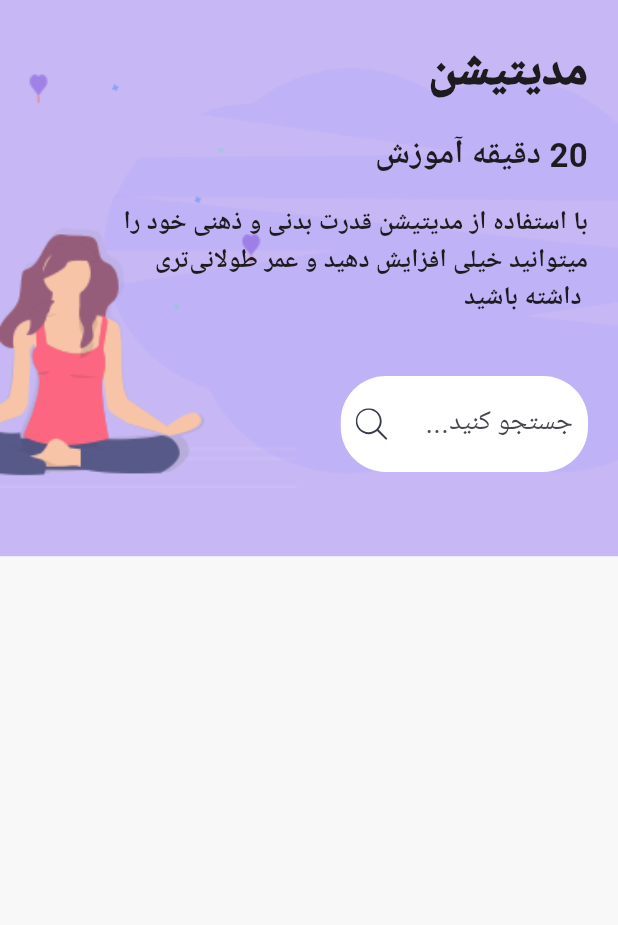
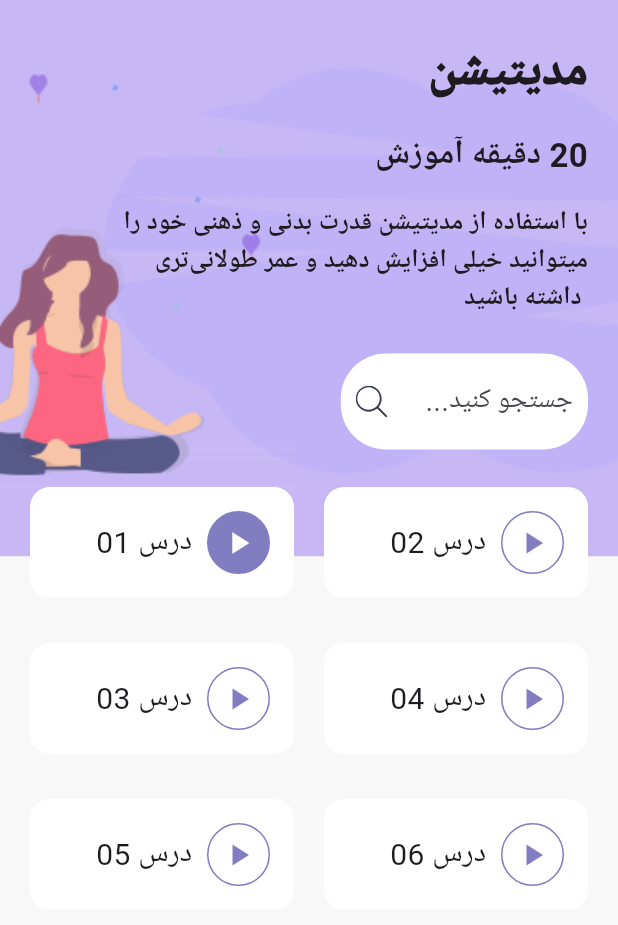
Before and after one commit to Shiroyaksha666/MeditationApp, a Flutter app: the MeditationPage screen opened directly, on a phone screen of 412 x 824 dp. Shown: the top 925 px of the screen. Run offline on Flutter 3.47's test engine with Material 3 defaults, Android fonts, the phone set to English and light mode, and no system bars; our stand-ins replace flutter_svg.

Commit message:
BuildSeseionCard widget made

```diff
--- /dev/null
+++ b/devtools_options.yaml
@@ -0,0 +1,3 @@
+description: This file stores settings for Dart & Flutter DevTools.
+documentation: https://docs.flutter.dev/tools/devtools/extensions#configure-extension-enablement-states
+extensions:
--- a/lib/screens/meditation_page.dart
+++ b/lib/screens/meditation_page.dart
@@ -66,6 +66,32 @@ class MeditationPage extends StatelessWidget {
                       child: const SearchBarMaker(),
                     ),
                   ),
+                  Wrap(
+                    spacing: 20,
+                    runSpacing: 30,
+                    children: <Widget>[
+                      BuildSeseionCard(
+                        sesionNumber: 'درس 01',
+                        isDone: true,
+                        press: () {},
+                      ),
+                      const BuildSeseionCard(
+                        sesionNumber: 'درس 02',
+                      ),
+                      const BuildSeseionCard(
+                        sesionNumber: 'درس 03',
+                      ),
+                      const BuildSeseionCard(
+                        sesionNumber: 'درس 04',
+                      ),
+                      const BuildSeseionCard(
+                        sesionNumber: 'درس 05',
+                      ),
+                      const BuildSeseionCard(
+                        sesionNumber: 'درس 06',
+                      ),
+                    ],
+                  ),
                 ],
               ),
             ),
@@ -75,3 +101,74 @@ class MeditationPage extends StatelessWidget {
     );
   }
 }
+
+class BuildSeseionCard extends StatelessWidget {
+  final String sesionNumber;
+  final bool isDone;
+  final VoidCallback? press;
+  const BuildSeseionCard({
+    super.key,
+    this.isDone = false,
+    required this.sesionNumber,
+    this.press,
+  });
+
+  @override
+  Widget build(BuildContext context) {
+    return LayoutBuilder(
+      builder: (context, constraints) {
+        return ClipRRect(
+          borderRadius: BorderRadius.circular(13),
+          child: Container(
+            width: constraints.maxWidth / 2 - 10,
+            decoration: BoxDecoration(
+              color: Colors.white,
+              borderRadius: BorderRadius.circular(13),
+              boxShadow: const [
+                BoxShadow(
+                  offset: Offset(0, 17),
+                  blurRadius: 23,
+                  spreadRadius: -13,
+                  color: kShadowColor,
+                ),
+              ],
+            ),
+            child: Material(
+              color: Colors.transparent,
+              child: InkWell(
+                onTap: press,
+                child: Padding(
+                  padding: const EdgeInsets.all(16.0),
+                  child: Row(
+                    mainAxisAlignment: MainAxisAlignment.end,
+                    children: <Widget>[
+                      Text(
+                        sesionNumber,
+                        style: const TextStyle(fontSize: 20),
+                      ),
+                      const SizedBox(
+                        width: 10,
+                      ),
+                      Container(
+                        height: 42,
+                        width: 42,
+                        decoration: BoxDecoration(
+                            color: isDone ? kBlueColor : Colors.white,
+                            shape: BoxShape.circle,
+                            border: Border.all(color: kBlueColor)),
+                        child: Icon(
+                          Icons.play_arrow,
+                          color: isDone ? Colors.white : kBlueColor,
+                        ),
+                      )
+                    ],
+                  ),
+                ),
+              ),
+            ),
+          ),
+        );
+      },
+    );
+  }
+}
--- a/lib/widgets/widgets.dart
+++ b/lib/widgets/widgets.dart
@@ -91,7 +91,7 @@ class SearchBarMaker extends StatelessWidget {
   @override
   Widget build(BuildContext context) {
     return Container(
-      margin: const EdgeInsets.symmetric(vertical: 40),
+      margin: const EdgeInsets.symmetric(vertical: 25),
       padding: const EdgeInsets.symmetric(vertical: 8, horizontal: 10),
       decoration: BoxDecoration(
         color: Colors.white,
```
